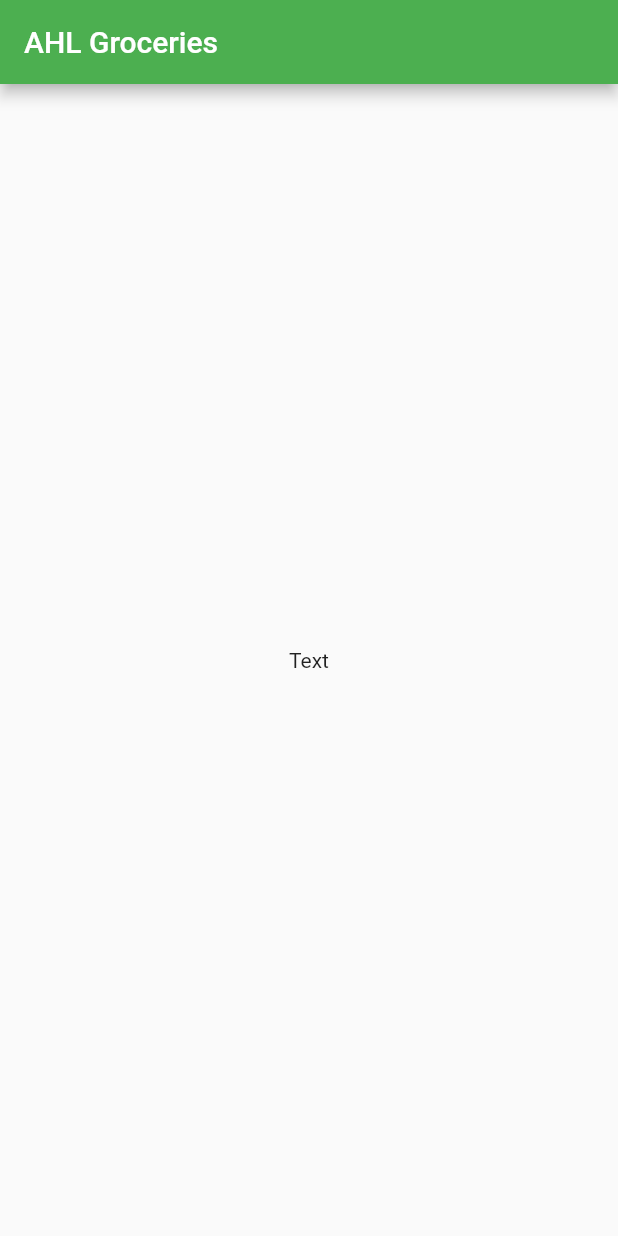
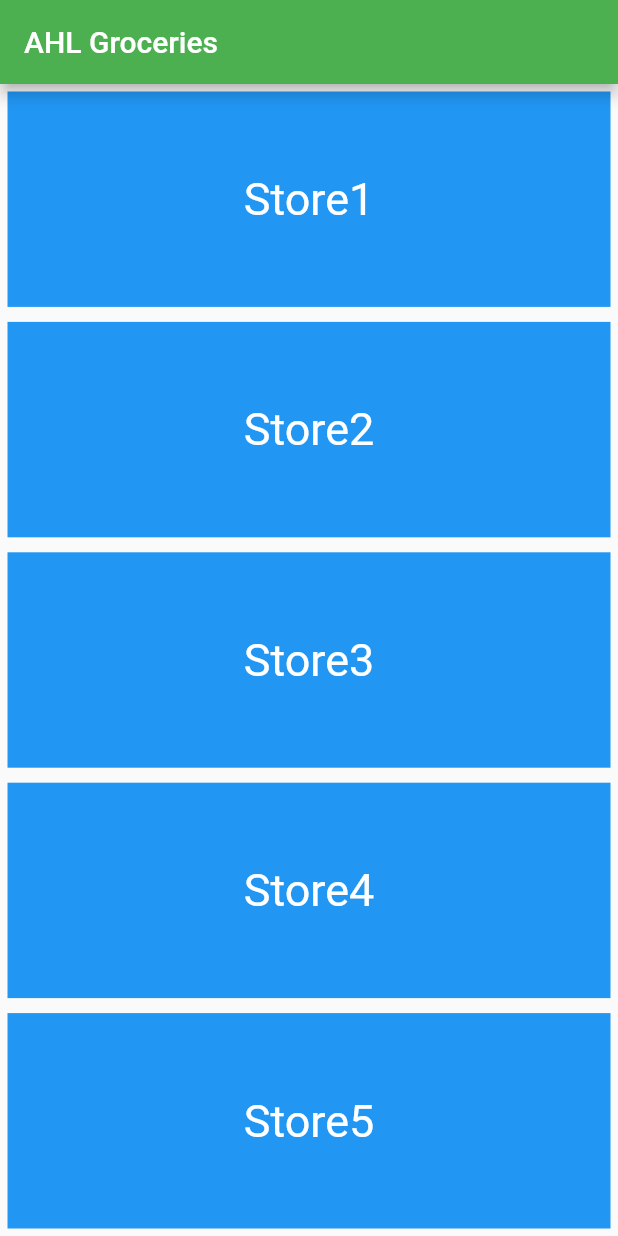
Before and after one commit to advaithhl/AHLGroceries, a Flutter app: the screen it shows after launch, on a phone screen of 412 x 824 dp. Run offline on Flutter 3.47's test engine with Material 2 defaults, Android fonts, the phone set to English and light mode, and no system bars.

Commit message:
Add StoreWidget

```diff
--- a/lib/main.dart
+++ b/lib/main.dart
@@ -32,9 +32,39 @@ class _StorePageState extends State<StorePage> {
       appBar: AppBar(
         title: Text(widget.title),
       ),
-      body: Center(
+      body: Column(
+        children: [
+          StoreWidget("Store1"),
+          StoreWidget("Store2"),
+          StoreWidget("Store3"),
+          StoreWidget("Store4"),
+          StoreWidget("Store5"),
+        ],
+      ),
+    );
+  }
+}
+
+/// A StatelessWidget to represent a single store.
+class StoreWidget extends StatelessWidget {
+  final String storeName;
+
+  const StoreWidget(this.storeName);
+
+  @override
+  Widget build(BuildContext context) {
+    return Expanded(
+      child: Container(
+        color: Colors.blue,
+        padding: const EdgeInsets.all(20),
+        margin: const EdgeInsets.all(5),
+        alignment: Alignment.center,
         child: Text(
-          "Text"
+          this.storeName,
+          style: const TextStyle(
+            color: Colors.white,
+            fontSize: 30,
+          ),
         ),
       ),
     );
```
